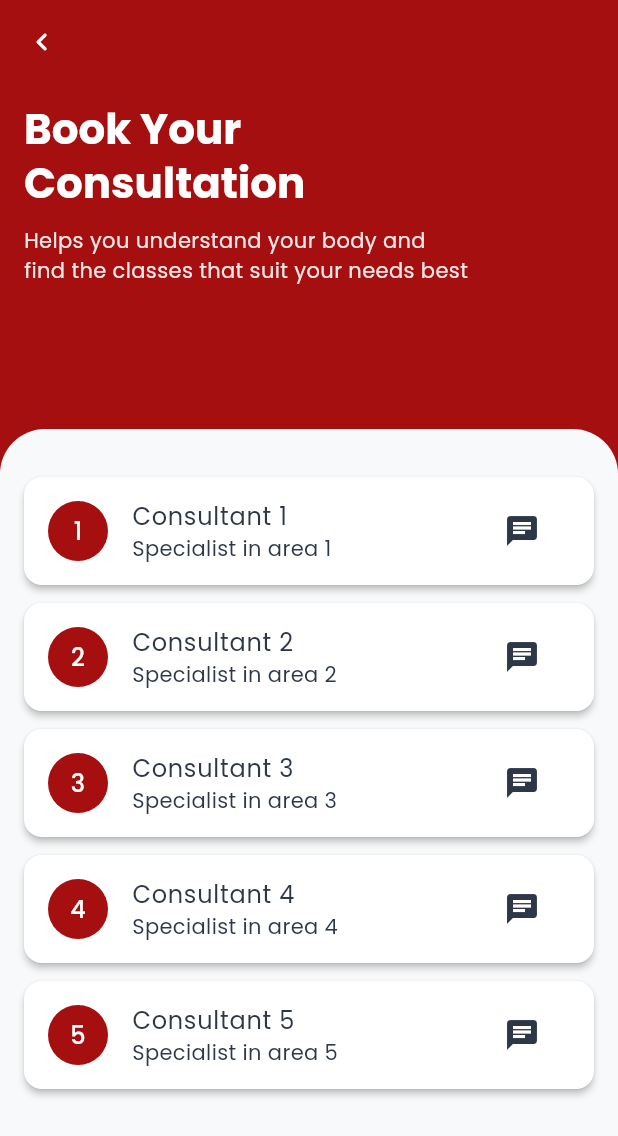
After one commit to Fattan-malva/JustYoga, a Flutter app: the ConsultantScreen screen opened by its route, on a phone screen of 412 x 824 dp. The commit adds this screen. Shown: the top 1136 px of the screen. Run offline on Flutter 3.47's test engine with Material 3 defaults, Android fonts, the phone set to English and light mode, and no system bars; our stand-ins replace flutter_secure_storage, flutter_svg, google_fonts, salomon_bottom_bar; missing offline and left inert: calendar_slider; accounts and stored records are empty; network calls fail.

Commit message:
[ADD]Booking Consultant

```diff
--- a/lib/main.dart
+++ b/lib/main.dart
@@ -13,6 +13,7 @@ import 'screens/login_screen.dart';
 import 'screens/class_detail_screen.dart';
 import 'screens/trainer_profile_screen.dart';
 import 'widgets/main_layout.dart';
+import 'screens/pages/consultant_screen.dart';
 
 void main() {
   runApp(GymBookingApp());
@@ -44,6 +45,7 @@ class GymBookingApp extends StatelessWidget {
               '/main': (_) => MainLayout(),
               ClassDetailScreen.routeName: (_) => ClassDetailScreen(),
               TrainerProfileScreen.routeName: (_) => TrainerProfileScreen(),
+              ConsultantScreen.routeName: (_) => ConsultantScreen(),
             },
           );
         },
--- /dev/null
+++ b/lib/screens/pages/consultant_screen.dart
@@ -0,0 +1,173 @@
+import 'package:flutter/material.dart';
+
+/// Reusable layout (dulu namanya ConsultantScreen Stateful)
+class ConsultantLayout extends StatefulWidget {
+  final Widget headerContent;
+  final Widget bodyContent;
+  final Color? headerBackgroundColor;
+  final double? headerHeight;
+  final bool showBackButton;
+
+  const ConsultantLayout({
+    Key? key,
+    required this.headerContent,
+    required this.bodyContent,
+    this.headerBackgroundColor,
+    this.headerHeight,
+    this.showBackButton = true,
+  }) : super(key: key);
+
+  @override
+  State<ConsultantLayout> createState() => _ConsultantLayoutState();
+}
+
+class _ConsultantLayoutState extends State<ConsultantLayout> {
+  @override
+  Widget build(BuildContext context) {
+    final theme = Theme.of(context);
+    final headerColor =
+        widget.headerBackgroundColor ?? theme.colorScheme.primary;
+    final double headerH = widget.headerHeight ?? 310.0;
+    final double overlap = 30.0; // jarak overlap antara header dan body
+
+    return Scaffold(
+      backgroundColor: theme.scaffoldBackgroundColor,
+      appBar: widget.showBackButton
+          ? AppBar(
+              backgroundColor: headerColor,
+              leading: IconButton(
+                icon: const Icon(Icons.chevron_left_rounded),
+                color: Colors.white,
+                onPressed: () => Navigator.of(context).pop(),
+              ),
+              elevation: 0,
+            )
+          : null,
+      body: Stack(
+        children: [
+          // Sticky Header
+          Positioned(
+            top: 0,
+            left: 0,
+            right: 0,
+            child: Container(
+              height: headerH,
+              padding: const EdgeInsets.fromLTRB(16, 12, 16, 20),
+              decoration: BoxDecoration(
+                color: headerColor,
+                boxShadow: const [
+                  BoxShadow(
+                    color: Colors.black12,
+                    blurRadius: 4,
+                    offset: Offset(0, 2),
+                  ),
+                ],
+              ),
+              child: SafeArea(
+                bottom: false,
+                child: widget.headerContent,
+              ),
+            ),
+          ),
+
+          // Body with rounded top corners
+          Positioned.fill(
+            top: headerH - overlap,
+            child: ClipRRect(
+              borderRadius: const BorderRadius.only(
+                topLeft: Radius.circular(30),
+                topRight: Radius.circular(30),
+              ),
+              child: Container(
+                color: theme.scaffoldBackgroundColor,
+                child: widget.bodyContent,
+              ),
+            ),
+          ),
+        ],
+      ),
+    );
+  }
+}
+
+/// Screen (Stateless) yang menggunakan ConsultantLayout
+class ConsultantScreen extends StatelessWidget {
+  static const routeName = '/consultant';
+
+  const ConsultantScreen({Key? key}) : super(key: key);
+
+  @override
+  Widget build(BuildContext context) {
+    return ConsultantLayout(
+      headerBackgroundColor: Theme.of(context).colorScheme.primary,
+      headerHeight: 260, // contoh, bisa disesuaikan
+      headerContent: Column(
+        crossAxisAlignment:
+            CrossAxisAlignment.start, // 🔹 bikin teks mepet kiri
+        mainAxisAlignment: MainAxisAlignment.start,
+        children: [
+          Text(
+            'Book Your',
+            style: Theme.of(context).textTheme.headlineMedium?.copyWith(
+                  color: Colors.white,
+                  fontWeight: FontWeight.bold,
+                ),
+            textAlign: TextAlign.left, // 🔹 pastikan teks rata kiri
+          ),
+          Text(
+            'Consultation',
+            style: Theme.of(context).textTheme.headlineMedium?.copyWith(
+                  color: Colors.white,
+                  fontWeight: FontWeight.bold,
+                ),
+            textAlign: TextAlign.left,
+          ),
+          const SizedBox(height: 10),
+          Text(
+            'Helps you understand your body and\nfind the classes that suit your needs best',
+            style: Theme.of(context).textTheme.bodyMedium?.copyWith(
+                  // 🔹 lebih kecil
+                  color: Colors.white.withOpacity(0.9),
+                  height: 1.4, // 🔹 jarak antar baris biar lebih enak dibaca
+                ),
+            textAlign: TextAlign.left,
+          ),
+        ],
+      ),
+
+      bodyContent: Padding(
+        padding: const EdgeInsets.all(16.0),
+        child: Column(
+          crossAxisAlignment: CrossAxisAlignment.start,
+          children: [
+            const SizedBox(height: 16),
+            Expanded(
+              child: ListView.builder(
+                itemCount: 5, // placeholder
+                itemBuilder: (context, index) {
+                  return Card(
+                    margin: const EdgeInsets.only(bottom: 12),
+                    child: ListTile(
+                      leading: CircleAvatar(
+                        backgroundColor: Theme.of(context).colorScheme.primary,
+                        child: Text('${index + 1}'),
+                      ),
+                      title: Text('Consultant ${index + 1}'),
+                      subtitle: Text('Specialist in area ${index + 1}'),
+                      trailing: IconButton(
+                        icon: const Icon(Icons.chat),
+                        onPressed: () {
+                          // aksi chat placeholder
+                        },
+                      ),
+                    ),
+                  );
+                },
+              ),
+            ),
+          ],
+        ),
+      ),
+    );
+  }
+}
--- a/lib/screens/pages/home_screen.dart
+++ b/lib/screens/pages/home_screen.dart
@@ -77,9 +77,11 @@ class HomeScreen extends StatelessWidget {
                   mainAxisAlignment: MainAxisAlignment.center,
                   children: [
                     CategoryCard(
-                        label: "Class",
-                        iconPath: "assets/icons/class.svg",
-                        width: cardWidth),
+                        label: "Consultant",
+                        iconPath: "assets/icons/consultant.svg",
+                        width: cardWidth,
+                        onTap: () =>
+                            Navigator.pushNamed(context, '/consultant')),
                     CategoryCard(
                         label: "Just Me",
                         iconPath: "assets/icons/just_me.svg",
```
Also changed, not shown: assets/icons/consultant.svg (added), 1 other file.
